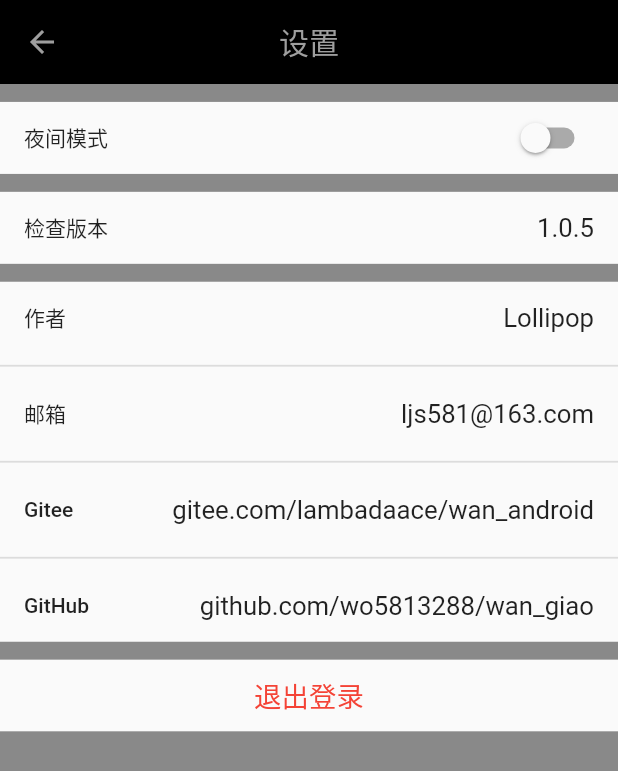
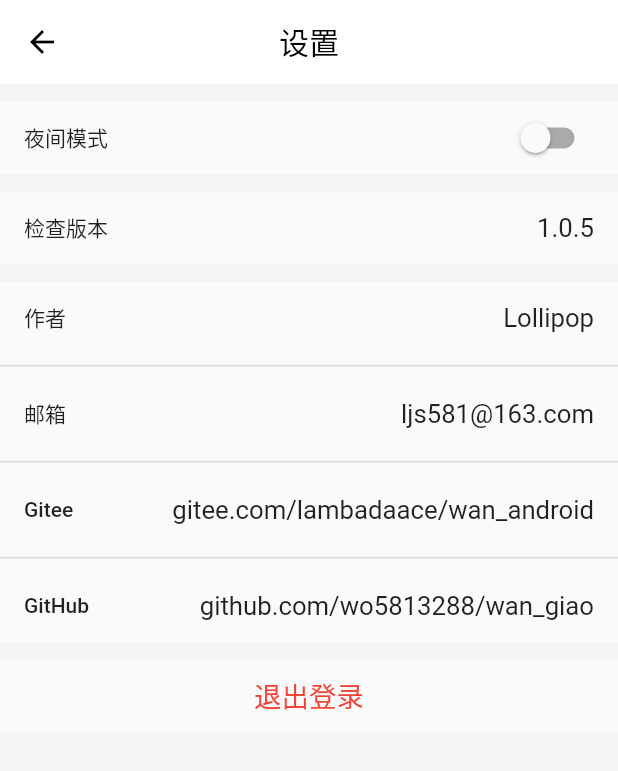
Before and after one commit to wo5813288/wan_giao, a Flutter app: the SettingPage screen opened by its route, on a phone screen of 412 x 824 dp. Shown: the top 771 px of the screen. Run offline on Flutter 3.47's test engine with Material 2 defaults, Android fonts, the phone set to English and light mode, and no system bars; drawn by our look-alikes of oktoast, pull_to_refresh; our stand-ins replace cached_network_image, cookie_jar, dio, dio_cookie_manager, flutter_html, flutter_screenutil and 9 more; missing offline and left inert: flutter_gifimage, flutter_update_dialog, jpush_flutter, pk_skeleton, sp_util; statements that could not run were skipped.

Commit message:
夜间模式切换加入动画效果，删除ThemeController类

```diff
--- a/lib/controller/theme_controller.dart
+++ /dev/null
@@ -1,20 +0,0 @@
-
-import 'package:flutter/material.dart';
-import 'package:get/get.dart';
-import 'package:sp_util/sp_util.dart';
-import 'package:wan_android/theme/app_theme.dart';
-
-class ThemeController extends GetxController{
-
-  var _themKeyObs ="".obs;
-
-  String get themKey =>_themKeyObs.value;
-
-  ///保存当前选择到主题
-  void setThemeData(String themKey) async {
-    Get.changeTheme(themeList[themKey]);
-    _themKeyObs.value = themKey;
-    await SpUtil.putString(ThemeKey.KEY_APP_THEME,themKey);
-  }
-
-}
--- a/lib/default/global.dart
+++ b/lib/default/global.dart
@@ -7,7 +7,6 @@ import 'package:sp_util/sp_util.dart';
 import 'package:wan_android/app/app_state.dart';
 import 'package:wan_android/bean/user_data.dart';
 import 'package:wan_android/compents/contrants_info.dart';
-import 'package:wan_android/controller/theme_controller.dart';
 import 'package:wan_android/http/http_manager.dart';
 import 'package:wan_android/theme/app_theme.dart';
 
@@ -16,7 +15,6 @@ class Global {
   ///在项目启动前做一些初始化操作
   static Future init() async {
     var appState = Get.put<AppState>(AppState());
-    var themeController = Get.put<ThemeController>(ThemeController());
     //初始化持久工具
     await SpUtil.getInstance();
     //出丝滑Cookie管理
@@ -30,7 +28,9 @@ class Global {
       appState.setIsLogin(LoginState.LOGIN);
     }
     //初始化默认主题
-    themeController.setThemeData(SpUtil.getString(ThemeKey.KEY_APP_THEME,defValue: ThemeKey.LIGHT));
+    Get.changeTheme(
+      themeList[SpUtil.getString(ThemeKey.KEY_APP_THEME,defValue: ThemeKey.LIGHT)]
+    );
 
   }
 
--- a/lib/page/set/setting_page.dart
+++ b/lib/page/set/setting_page.dart
@@ -1,5 +1,4 @@
 
-import 'dart:math';
 
 import 'package:flutter/cupertino.dart';
 import 'package:flutter/material.dart';
@@ -9,7 +8,6 @@ import 'package:sp_util/sp_util.dart';
 import 'package:wan_android/app/app_state.dart';
 import 'package:wan_android/compents/contrants_info.dart';
 import 'package:wan_android/controller/device_info_controller.dart';
-import 'package:wan_android/controller/theme_controller.dart';
 import 'package:wan_android/http/http_manager.dart';
 import 'package:wan_android/theme/app_color.dart';
 import 'package:wan_android/theme/app_style.dart';
@@ -24,20 +22,23 @@ class SettingPage extends StatelessWidget {
       appBar: AppBar(
         elevation: 0,
         iconTheme: IconThemeData(
-          color: SpUtil.getString(ThemeKey.KEY_APP_THEME)==ThemeKey.LIGHT?Colors.black:Colors.grey
+          color: Get.isDarkMode?Colors.grey:Colors.black
         ),
         title: Text(
             "设置",
           style: TextStyle(
-            color: SpUtil.getString(ThemeKey.KEY_APP_THEME)==ThemeKey.LIGHT?Colors.black:Colors.grey
+            color: Get.isDarkMode?Colors.grey:Colors.black,
           ),
         ),
         centerTitle: true,
-        backgroundColor: SpUtil.getString(ThemeKey.KEY_APP_THEME)==ThemeKey.LIGHT?Colors.white:Colors.black,
+        // backgroundColor: SpUtil.getString(ThemeKey.KEY_APP_THEME)==ThemeKey.LIGHT?Colors.white:Colors.black,
+        backgroundColor:Get.isDarkMode?Colors.black:Colors.white,
       ),
-      body:Container(
+      body:AnimatedContainer(
+        duration: Duration(milliseconds: 500),
         padding: EdgeInsets.only(top: 10.h),
-        color: SpUtil.getString(ThemeKey.KEY_APP_THEME)==ThemeKey.LIGHT?Colors.grey[200].withOpacity(0.7):Colors.black45,
+        // color: SpUtil.getString(ThemeKey.KEY_APP_THEME)==ThemeKey.LIGHT?Colors.grey[200].withOpacity(0.7):Colors.black45,
+        color: Get.isDarkMode?Colors.black45:Colors.grey[100],
         child: Column(
           children: [
             _switchThemeDark(context),
@@ -58,16 +59,17 @@ class SettingPage extends StatelessWidget {
   Widget _switchThemeDark(BuildContext context){
     return Container(
       color: Theme.of(context).scaffoldBackgroundColor,
-      child: Obx((){
-        return SwitchListTile(
-          dense: true,
-          value: Get.find<ThemeController>().themKey==ThemeKey.DARK,
-          title: Text("夜间模式",style:  Theme.of(context).textTheme.bodyText1,),
-          onChanged: (flag){
-            Get.find<ThemeController>().setThemeData(flag?ThemeKey.DARK:ThemeKey.LIGHT);
-          },
-        );
-      }),
+      child: SwitchListTile(
+        dense: true,
+        value: Get.isDarkMode,
+        activeColor: Colors.white,
+        title: Text("夜间模式",style:  Theme.of(context).textTheme.bodyText1,),
+        onChanged: (flag){
+          String themeKey = Get.isDarkMode?ThemeKey.LIGHT:ThemeKey.DARK;
+          Get.changeTheme(themeList[themeKey]);
+          SpUtil.putString(ThemeKey.KEY_APP_THEME,themeKey);
+        },
+      )
     );
   }
 
--- a/lib/theme/app_color.dart
+++ b/lib/theme/app_color.dart
@@ -20,7 +20,7 @@ class KColors{
 // 输入框边框颜色
   static const Color kInputBorderColor = Color(0xFFECECEC);
   static const Color kIconLightColor = Colors.blue;
-  static const Color kIconDarkColor = Colors.greenAccent;
+  static const Color kIconDarkColor = Colors.white;
   static const Color kMessageBgLightColor = kInputBorderColor;
   static const Color kMessageBgDarkColor = Colors.grey;
 
--- a/lib/theme/app_theme.dart
+++ b/lib/theme/app_theme.dart
@@ -1,4 +1,5 @@
 import 'package:flutter/material.dart';
+import 'package:get/get.dart';
 import 'package:wan_android/theme/app_color.dart';
 
 ///白天模式
@@ -7,7 +8,9 @@ ThemeData lightTheme = ThemeData.light().copyWith(
     splashColor: Colors.white12,
     scaffoldBackgroundColor: Colors.white,
     backgroundColor: Colors.grey[200].withOpacity(0.7),
-    iconTheme: IconThemeData(color: KColors.kIconLightColor),
+    iconTheme: IconThemeData(
+        color: KColors.kIconLightColor,
+    ),
     textTheme: TextTheme(
         headline1: TextStyle(
           color: Colors.black,
@@ -19,6 +22,7 @@ ThemeData lightTheme = ThemeData.light().copyWith(
 ///夜间模式
 ThemeData darkTheme = ThemeData.dark().copyWith(
     iconTheme: IconThemeData(color: KColors.kIconDarkColor));
+
 
 IconThemeData lightIconTheme = IconThemeData(color: Colors.grey);
 IconThemeData darkIconTheme = IconThemeData(color: Colors.grey);
--- a/lib/util/app_update.dart
+++ b/lib/util/app_update.dart
@@ -64,7 +64,6 @@ class AppUpdate {
     await Dio().download(downloadUrl, file.path,
         onReceiveProgress: (count, total) {
       double progress = (count / total).toDouble();
-      //String percent = ((count / total).toDouble() * 100).toStringAsFixed(2);
       if (progress == 1) {
         //下载完成
         _installApk(file.path).then((value) {
```
Also changed, not shown: lib/bindings/theme_bindings.dart (deleted, +0 -11 lines).
